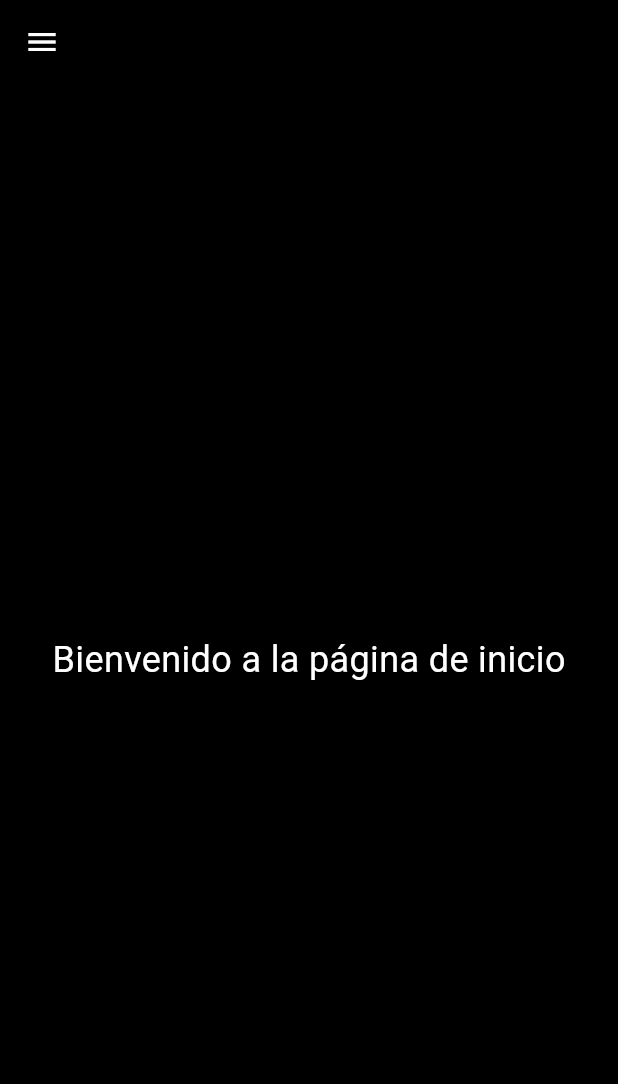
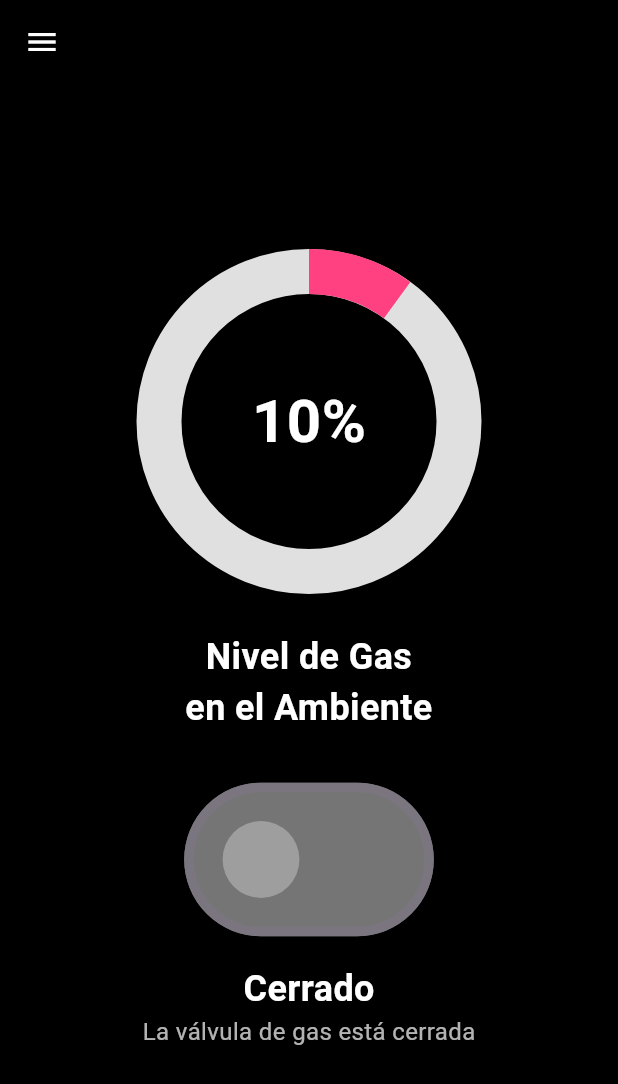
Before and after one commit to yuyiosuna3/Tesis, a Flutter app: the Start screen opened directly, on a phone screen of 412 x 824 dp. Shown: the top 1084 px of the screen. Run offline on Flutter 3.47's test engine with Material 3 defaults, Android fonts, the phone set to English and light mode, and no system bars; our stand-ins replace shared_preferences; accounts and stored records are empty.

Commit message:
Grafica y switch

```diff
--- a/lib/Screens/start.dart
+++ b/lib/Screens/start.dart
@@ -1,10 +1,17 @@
 import 'package:flutter/material.dart';
-import 'package:smart_gas/Screens/historial.dart';
-import 'package:smart_gas/Screens/settings.dart';
+import 'package:smart_gas/screens/historial.dart';
+import 'package:smart_gas/screens/settings.dart';
 import 'package:smart_gas/screens/safe_gas.dart';
 
-class Start extends StatelessWidget {
+class Start extends StatefulWidget {
   const Start({Key? key}) : super(key: key);
+
+  @override
+  _StartState createState() => _StartState();
+}
+
+class _StartState extends State<Start> {
+  bool isSwitchOn = false; // Estado inicial del switch
 
   @override
   Widget build(BuildContext context) {
@@ -12,25 +19,103 @@ class Start extends StatelessWidget {
       appBar: AppBar(
         backgroundColor: Colors.black,
         iconTheme: const IconThemeData(color: Colors.white), // Icono del menú en blanco
+        elevation: 0,
       ),
-      body: const Center(
-        child: Text(
-          'Bienvenido a la página de inicio',
-          style: TextStyle(fontSize: 24, color: Colors.white),
+      body: Center(
+        child: Column(
+          mainAxisAlignment: MainAxisAlignment.center,
+          children: [
+            // Gráfica circular en la parte superior, simulando el logo
+            Stack(
+              alignment: Alignment.center,
+              children: [
+                SizedBox(
+                  width: 200,
+                  height: 200,
+                  child: CircularProgressIndicator(
+                    value: 0.1, // Porcentaje estático (10%)
+                    strokeWidth: 30.0,
+                    backgroundColor: Colors.grey.shade300,
+                    valueColor: const AlwaysStoppedAnimation<Color>(Colors.pinkAccent),
+                  ),
+                ),
+                const Text(
+                  '10%',
+                  style: TextStyle(
+                  fontSize:40 ,
+                  fontWeight: FontWeight.bold,
+                  color: Colors.white,
+              ),
+                ),
+              ],
+            ),
+
+            const SizedBox(height: 40),
+
+            // Texto para el porcentaje de gas
+            const Text(
+              textAlign: TextAlign.center,
+              'Nivel de Gas\nen el Ambiente',
+                style: TextStyle(
+                fontSize: 24,
+                fontWeight: FontWeight.bold,
+                color: Colors.white,
+              ),
+            ),
+            const SizedBox(height: 60),
+
+            // Switch grande en el centro
+            Transform.scale(
+              scale: 3.2, // Escala el tamaño del switch
+              child: Switch(
+                value: isSwitchOn,
+                onChanged: (value) {
+                  setState(() {
+                    isSwitchOn = value;
+                  });
+                },
+                activeColor: Colors.pinkAccent,
+                inactiveThumbColor: Colors.grey,
+                inactiveTrackColor: Colors.grey.shade600,
+              ),
+            ),
+            const SizedBox(height: 45),
+
+            // Texto de estado (Conectado/Desconectado)
+            Text(
+              isSwitchOn ? 'Abierto' : 'Cerrado',
+              style: const TextStyle(
+                fontSize: 24,
+                fontWeight: FontWeight.bold,
+                color: Colors.white,
+              ),
+            ),
+
+            // Descripción adicional del estado
+            Text(
+              isSwitchOn
+                  ? 'La válvula de gas está abierta.'
+                  : 'La válvula de gas está cerrada',
+              style: const TextStyle(
+                fontSize: 16,
+                color: Colors.white70,
+              ),
+            ),
+          ],
         ),
       ),
       backgroundColor: Colors.black, // Fondo negro de la página de inicio
       drawer: Drawer(
         child: Container(
           decoration: const BoxDecoration(
-            color: Color.fromARGB(255, 245, 241, 241), // Fondo para el menú lateral
+            color: Color.fromARGB(149, 204, 203, 203), // Fondo para el menú lateral
           ),
           child: ListView(
             padding: EdgeInsets.zero,
             children: <Widget>[
               const DrawerHeader(
                 decoration: BoxDecoration(
-                  color: Color.fromARGB(255, 245, 241, 241),
+                  color: Color.fromARGB(149, 204, 203, 203),
                 ),
                 child: Center(
                   child: Text(
```
